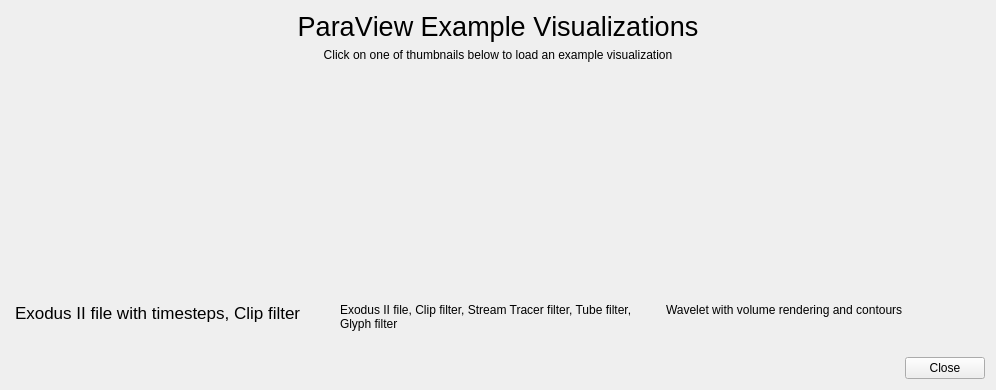
Old version of the form src/Qt/ApplicationComponents/Resources/UI/pqExampleVisualizationsDialog.ui in the repository myousefi2016/vr.
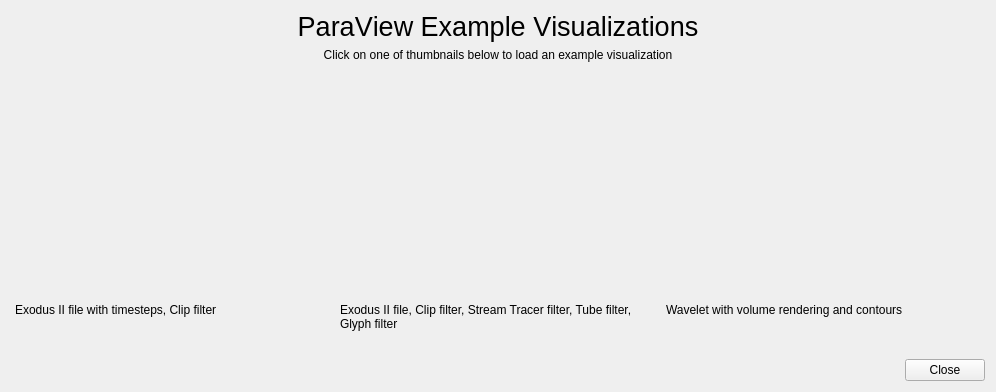
New version of the form. Icons and pictures are not drawn.

Patch:
```diff
--- a/src/Qt/ApplicationComponents/Resources/UI/pqExampleVisualizationsDialog.ui
+++ b/src/Qt/ApplicationComponents/Resources/UI/pqExampleVisualizationsDialog.ui
@@ -7,7 +7,7 @@
     <x>0</x>
     <y>0</y>
     <width>996</width>
-    <height>390</height>
+    <height>392</height>
    </rect>
   </property>
   <property name="windowTitle">
@@ -135,14 +135,10 @@
             <number>1</number>
            </property>
            <property name="midLineWidth">
-            <number>1</number>
+            <number>0</number>
            </property>
            <property name="text">
-            <string>&lt;!DOCTYPE HTML PUBLIC &quot;-//W3C//DTD HTML 4.0//EN&quot; &quot;http://www.w3.org/TR/REC-html40/strict.dtd&quot;&gt;
-&lt;html&gt;&lt;head&gt;&lt;meta name=&quot;qrichtext&quot; content=&quot;1&quot; /&gt;&lt;style type=&quot;text/css&quot;&gt;
-p, li { white-space: pre-wrap; }
-&lt;/style&gt;&lt;/head&gt;&lt;body style=&quot; font-family:'.SF NS Text'; font-size:13pt; font-weight:400; font-style:normal;&quot;&gt;
-&lt;p style=&quot; margin-top:12px; margin-bottom:12px; margin-left:0px; margin-right:0px; -qt-block-indent:0; text-indent:0px;&quot;&gt;Exodus II file with timesteps, Clip filter&lt;br /&gt;&lt;/p&gt;&lt;/body&gt;&lt;/html&gt;</string>
+            <string>Exodus II file with timesteps, Clip filter</string>
            </property>
            <property name="alignment">
             <set>Qt::AlignLeading|Qt::AlignLeft|Qt::AlignTop</set>
```
Left out of the diff: 47 changed lines with no effect on the pictures.
